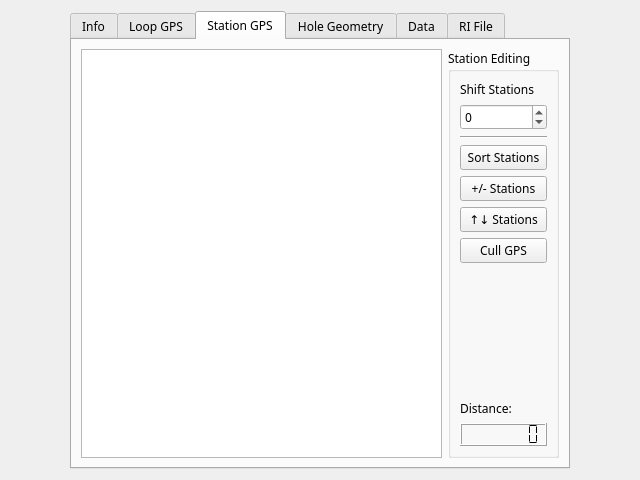
Before: the Qt Designer form src/qt_ui/pem_info_widget.ui in Eric-Meunier/Processor-Suite, drawn with Qt 5.
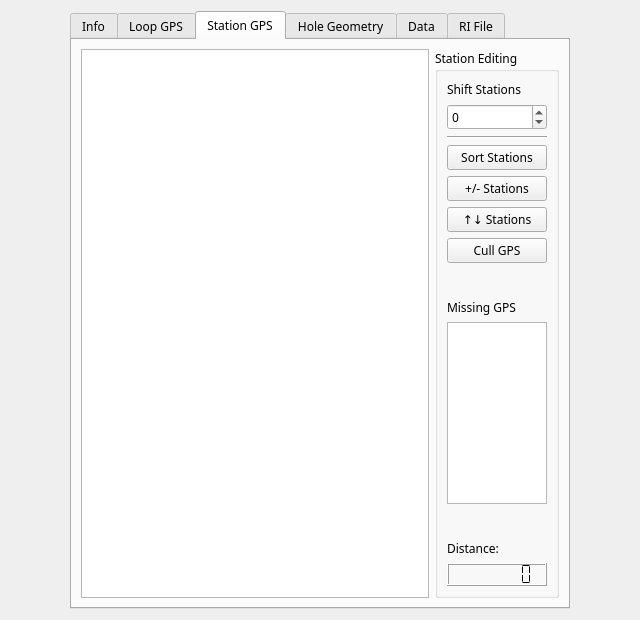
After: the same form once the commit is applied. The open tabs and pages were chosen to show the change.

Commit message: Added missing GPS table to PEMInfoWidget.

Patch:
```diff
--- a/src/qt_ui/pem_info_widget.ui
+++ b/src/qt_ui/pem_info_widget.ui
@@ -7,7 +7,7 @@
     <x>0</x>
     <y>0</y>
     <width>640</width>
-    <height>480</height>
+    <height>620</height>
    </rect>
   </property>
   <property name="sizePolicy">
@@ -299,6 +299,66 @@
             </property>
            </spacer>
           </item>
+          <item>
+           <widget class="QLabel" name="label_4">
+            <property name="text">
+             <string>Missing GPS</string>
+            </property>
+           </widget>
+          </item>
+          <item>
+           <widget class="QTableWidget" name="missing_gps_table">
+            <property name="sizePolicy">
+             <sizepolicy hsizetype="Fixed" vsizetype="Expanding">
+              <horstretch>0</horstretch>
+              <verstretch>0</verstretch>
+             </sizepolicy>
+            </property>
+            <property name="maximumSize">
+             <size>
+              <width>100</width>
+              <height>16777215</height>
+             </size>
+            </property>
+            <property name="editTriggers">
+             <set>QAbstractItemView::NoEditTriggers</set>
+            </property>
+            <property name="selectionBehavior">
+             <enum>QAbstractItemView::SelectRows</enum>
+            </property>
+            <property name="showGrid">
+             <bool>false</bool>
+            </property>
+            <property name="columnCount">
+             <number>0</number>
+            </property>
+            <attribute name="horizontalHeaderVisible">
+             <bool>false</bool>
+            </attribute>
+            <attribute name="horizontalHeaderHighlightSections">
+             <bool>false</bool>
+            </attribute>
+            <attribute name="horizontalHeaderStretchLastSection">
+             <bool>true</bool>
+            </attribute>
+            <attribute name="verticalHeaderVisible">
+             <bool>false</bool>
+            </attribute>
+           </widget>
+          </item>
+          <item>
+           <spacer name="verticalSpacer_5">
+            <property name="orientation">
+             <enum>Qt::Vertical</enum>
+            </property>
+            <property name="sizeHint" stdset="0">
+             <size>
+              <width>20</width>
+              <height>40</height>
+             </size>
+            </property>
+           </spacer>
+          </item>
           <item>
            <widget class="QLabel" name="label_2">
             <property name="text">
```
Left out of the diff: 2 changed lines with no effect on the pictures. The commit also changes 2 other files.
